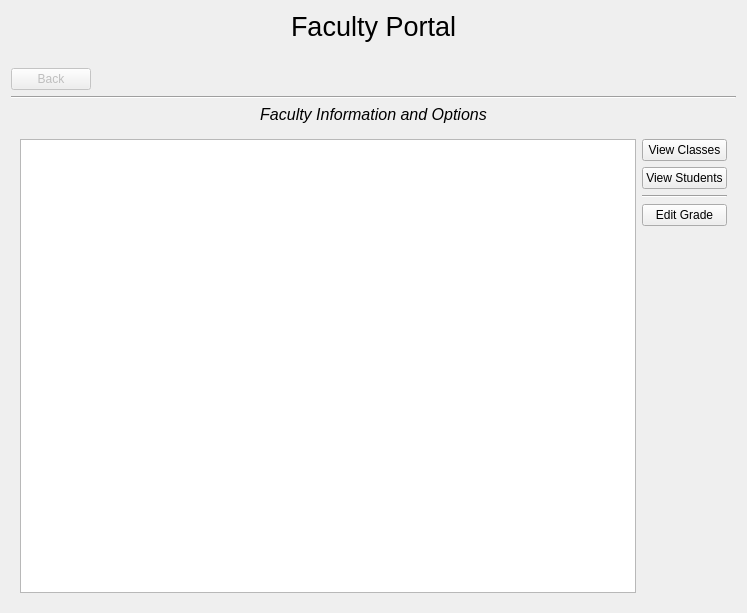
Before: the Qt Designer form Form Files/facultyView.ui in alixabahena/SIMS, drawn with Qt 5.
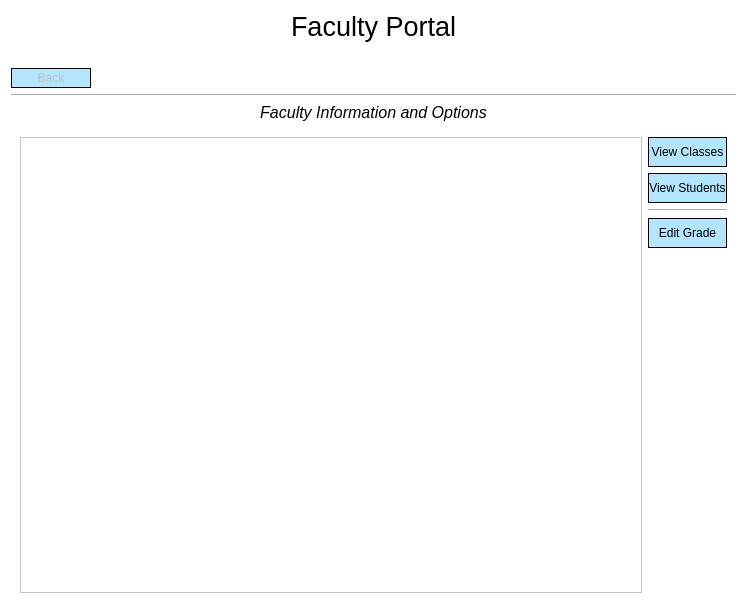
After: the same form once the commit is applied. The open tabs and pages were chosen to show the change.

Commit message: Changed some colors in the layouts

Diff of the .ui file:
```diff
--- a/Form Files/facultyView.ui
+++ b/Form Files/facultyView.ui
@@ -13,6 +13,9 @@
   <property name="windowTitle">
    <string>Form</string>
   </property>
+  <property name="styleSheet">
+   <string notr="true">background-color: rgb(255, 255, 255);</string>
+  </property>
   <layout class="QVBoxLayout" name="verticalLayout_2">
    <item>
     <layout class="QVBoxLayout" name="MainLayout">
@@ -55,6 +58,16 @@
          <verstretch>0</verstretch>
         </sizepolicy>
        </property>
+       <property name="minimumSize">
+        <size>
+         <width>80</width>
+         <height>20</height>
+        </size>
+       </property>
+       <property name="styleSheet">
+        <string notr="true">background-color: rgb(180, 229, 255);
+border: 1px solid black;</string>
+       </property>
        <property name="text">
         <string>Back</string>
        </property>
@@ -306,6 +319,16 @@
           <layout class="QGridLayout" name="gridLayout_2">
            <item row="3" column="1">
             <widget class="QPushButton" name="editGradeButton">
+             <property name="minimumSize">
+              <size>
+               <width>0</width>
+               <height>30</height>
+              </size>
+             </property>
+             <property name="styleSheet">
+              <string notr="true">background-color: rgb(180, 229, 255);
+border: 1px solid black;</string>
+             </property>
              <property name="text">
               <string>Edit Grade</string>
              </property>
@@ -316,6 +339,16 @@
            </item>
            <item row="0" column="1">
             <widget class="QPushButton" name="viewCurrentClassesButton">
+             <property name="minimumSize">
+              <size>
+               <width>0</width>
+               <height>30</height>
+              </size>
+             </property>
+             <property name="styleSheet">
+              <string notr="true">background-color: rgb(180, 229, 255);
+border: 1px solid black;</string>
+             </property>
              <property name="text">
               <string>View Classes</string>
              </property>
@@ -329,6 +362,16 @@
                <verstretch>0</verstretch>
               </sizepolicy>
              </property>
+             <property name="minimumSize">
+              <size>
+               <width>0</width>
+               <height>30</height>
+              </size>
+             </property>
+             <property name="styleSheet">
+              <string notr="true">background-color: rgb(180, 229, 255);
+border: 1px solid black;</string>
+             </property>
              <property name="text">
               <string>View Students</string>
              </property>
```
Left out of the diff: 46 changed lines with no effect on the pictures. The commit also changes 5 other files.
